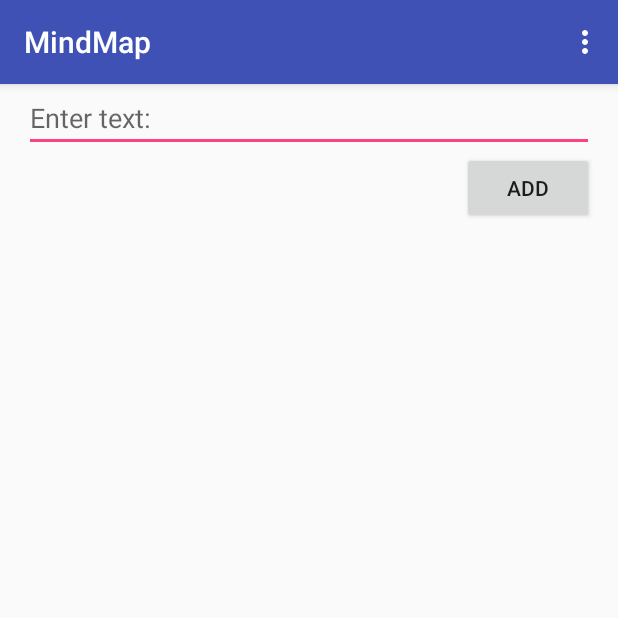
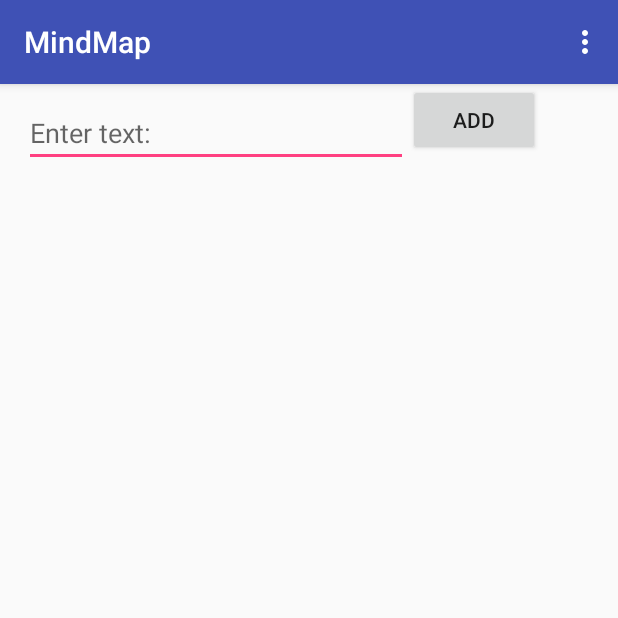
Before and after one commit to KimNilssonen/MindMap, an Android app: the screen it shows after launch (MainActivity), on a phone screen of 412 x 824 dp, the top half of it. Run offline under Robolectric (Android 15) with nearby library versions, the phone set to English and light mode, and no system bars.

Commit message:
Textviews can now be moved. Textviews appear with an oval orange background.

```diff
--- a/app/src/main/java/com/example/kimpanio/mindmap/MainActivity.java
+++ b/app/src/main/java/com/example/kimpanio/mindmap/MainActivity.java
@@ -1,16 +1,14 @@
 package com.example.kimpanio.mindmap;
 
 import android.app.ActionBar;
-import android.app.usage.UsageEvents;
-import android.bluetooth.BluetoothClass;
-import android.content.res.ColorStateList;
 import android.graphics.Color;
 import android.os.Bundle;
 import android.support.design.widget.Snackbar;
+import android.support.v4.content.ContextCompat;
+import android.support.v4.content.res.ResourcesCompat;
 import android.support.v7.app.AppCompatActivity;
 import android.support.v7.widget.Toolbar;
 import android.text.TextUtils;
-import android.view.MotionEvent;
 import android.view.View;
 import android.view.Menu;
 import android.view.MenuItem;
@@ -18,6 +16,7 @@ import android.view.ViewGroup;
 import android.widget.Button;
 import android.widget.EditText;
 import android.widget.LinearLayout;
+import android.widget.RelativeLayout;
 import android.widget.TextView;
 import android.widget.Toast;
 
@@ -25,7 +24,7 @@ public class MainActivity extends AppCompatActivity {
 
     EditText editText;
     Button addTextButton;
-    LinearLayout linearLayout;
+    ViewGroup rootLayout;
     TextView textView;
 
     @Override
@@ -36,13 +35,14 @@ public class MainActivity extends AppCompatActivity {
         setSupportActionBar(toolbar);
 
         editText = (EditText) findViewById(R.id.editTextField);
-        linearLayout = (LinearLayout) findViewById(R.id.mainLinearLayout);
+        rootLayout = (ViewGroup) findViewById(R.id.root);
         addTextButton = (Button) findViewById(R.id.addTextButton);
 
         addTextButton.setOnClickListener(new View.OnClickListener() {
             @Override
             public void onClick(View view) {
                 if (!TextUtils.isEmpty(editText.getText().toString())){
+
                     textView = new TextView(getApplicationContext());
                     textView.setText(editText.getText());
                     setTextViewStyle(textView);
@@ -50,7 +50,7 @@ public class MainActivity extends AppCompatActivity {
 
                     editText.setText(emptyEditTextField());
 
-                    linearLayout.addView(textView, new LinearLayout.LayoutParams(LinearLayout.LayoutParams.WRAP_CONTENT, LinearLayout.LayoutParams.WRAP_CONTENT));
+                    rootLayout.addView(textView, setLayoutParameters());
                     Toast.makeText(view.getContext(), "Success!", Toast.LENGTH_SHORT).show();
                 }
                 else {
@@ -61,9 +61,18 @@ public class MainActivity extends AppCompatActivity {
     }
 
     public void setTextViewStyle(TextView textView){
+        textView.setBackgroundResource(R.drawable.background);
         textView.setTextColor(Color.BLACK);
         textView.setTextSize(20);
-        textView.setBackgroundColor(Color.CYAN);
+        textView.setGravity(0x11);
+        textView.setPadding(20,20,20,20);
+    }
+
+    public RelativeLayout.LayoutParams setLayoutParameters(){
+        RelativeLayout.LayoutParams layoutParam = new RelativeLayout.LayoutParams(RelativeLayout.LayoutParams.WRAP_CONTENT,
+                                                                                    RelativeLayout.LayoutParams.WRAP_CONTENT);
+
+        return layoutParam;
     }
 
     public String emptyEditTextField(){
--- /dev/null
+++ b/app/src/main/res/drawable/background.xml
@@ -0,0 +1,7 @@
+<?xml version="1.0" encoding="utf-8"?>
+<shape xmlns:android="http://schemas.android.com/apk/res/android" android:shape="oval">
+    <stroke android:color="#000000" android:width="0.5dp"/>
+    <size android:width="50dp"
+          android:height="50dp"/>
+    <solid android:color="#ff7000"/>
+</shape>
--- a/app/src/main/res/layout/content_main.xml
+++ b/app/src/main/res/layout/content_main.xml
@@ -1,5 +1,5 @@
 <?xml version="1.0" encoding="utf-8"?>
-<LinearLayout xmlns:android="http://schemas.android.com/apk/res/android"
+<RelativeLayout xmlns:android="http://schemas.android.com/apk/res/android"
     xmlns:app="http://schemas.android.com/apk/res-auto"
     xmlns:tools="http://schemas.android.com/tools"
     android:layout_width="match_parent"
@@ -7,29 +7,24 @@
     android:paddingLeft="16dp"
     android:paddingRight="16dp"
     android:orientation="vertical"
-    android:id="@+id/mainLinearLayout"
+    android:id="@+id/root"
     app:layout_behavior="@string/appbar_scrolling_view_behavior"
     tools:context="com.example.kimpanio.mindmap.MainActivity"
     tools:showIn="@layout/activity_main">
 
     <EditText
         android:id="@+id/editTextField"
-        android:layout_width="fill_parent"
+        android:layout_width="256dp"
         android:layout_height="wrap_content"
+        android:layout_alignParentTop="true"
+        android:layout_marginTop="10dp"
         android:hint="@string/editTextHint" />
 
     <Button
         android:id="@+id/addTextButton"
         android:layout_width="wrap_content"
         android:layout_height="wrap_content"
-        android:gravity="center"
-        android:layout_gravity="end"
+        android:layout_toEndOf="@id/editTextField"
         android:text="@string/addTextButton"/>
 
-    <TextView
-        android:id="@+id/coordsTextView"
-        android:layout_width="50dp"
-        android:layout_height="50dp"
-        android:layout_gravity="end"/>
-
-</LinearLayout>
+</RelativeLayout>
```
Also changed, not shown: app/src/main/java/com/example/kimpanio/mindmap/CustomTouchListener.java (+78 -11 lines).
